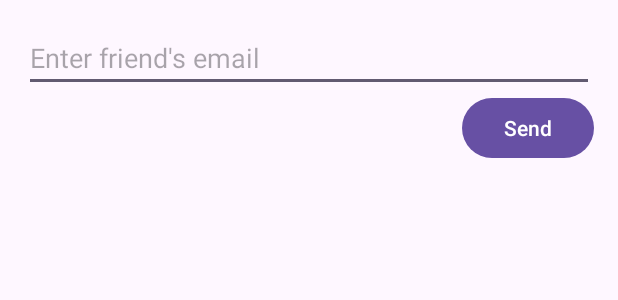
After one commit to ChristianRSena/Statusphere, an Android app: the layout dialog_add_friend.xml on its own in the app's theme, with its tools: preview values and no code run, on a phone screen of 412 x 824 dp. The commit adds this screen. Shown: the top 300 px of the screen. Run offline under Robolectric (Android 15) with nearby library versions, the phone set to English and light mode, and no system bars.

Commit message:
Fixed "Add Friend Button"

```diff
--- /dev/null
+++ b/app/src/main/res/layout/dialog_add_friend.xml
@@ -0,0 +1,22 @@
+<?xml version="1.0" encoding="utf-8"?>
+<LinearLayout xmlns:android="http://schemas.android.com/apk/res/android"
+    android:layout_width="match_parent"
+    android:layout_height="wrap_content"
+    android:orientation="vertical"
+    android:padding="16dp">
+
+    <EditText
+        android:id="@+id/etFriendName"
+        android:layout_width="match_parent"
+        android:layout_height="wrap_content"
+        android:hint="Enter friend's email"
+        android:inputType="text" />
+
+    <Button
+        android:id="@+id/btnSend"
+        android:layout_width="wrap_content"
+        android:layout_height="wrap_content"
+        android:layout_gravity="end"
+        android:text="Send" />
+
+</LinearLayout>
```
Also changed, not shown: app/src/main/java/com/example/statusphere_project/HomeActivity.kt (+74 -1 lines).
